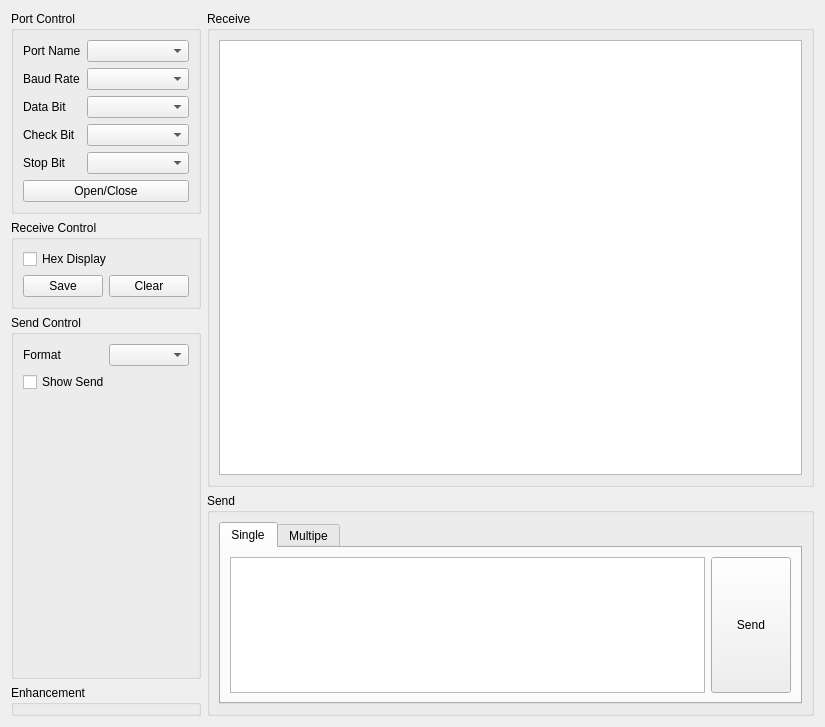
The window that form/serial/formserial.ui (MRsoymilk/MySerial) describes before a commit, drawn with Qt 5.
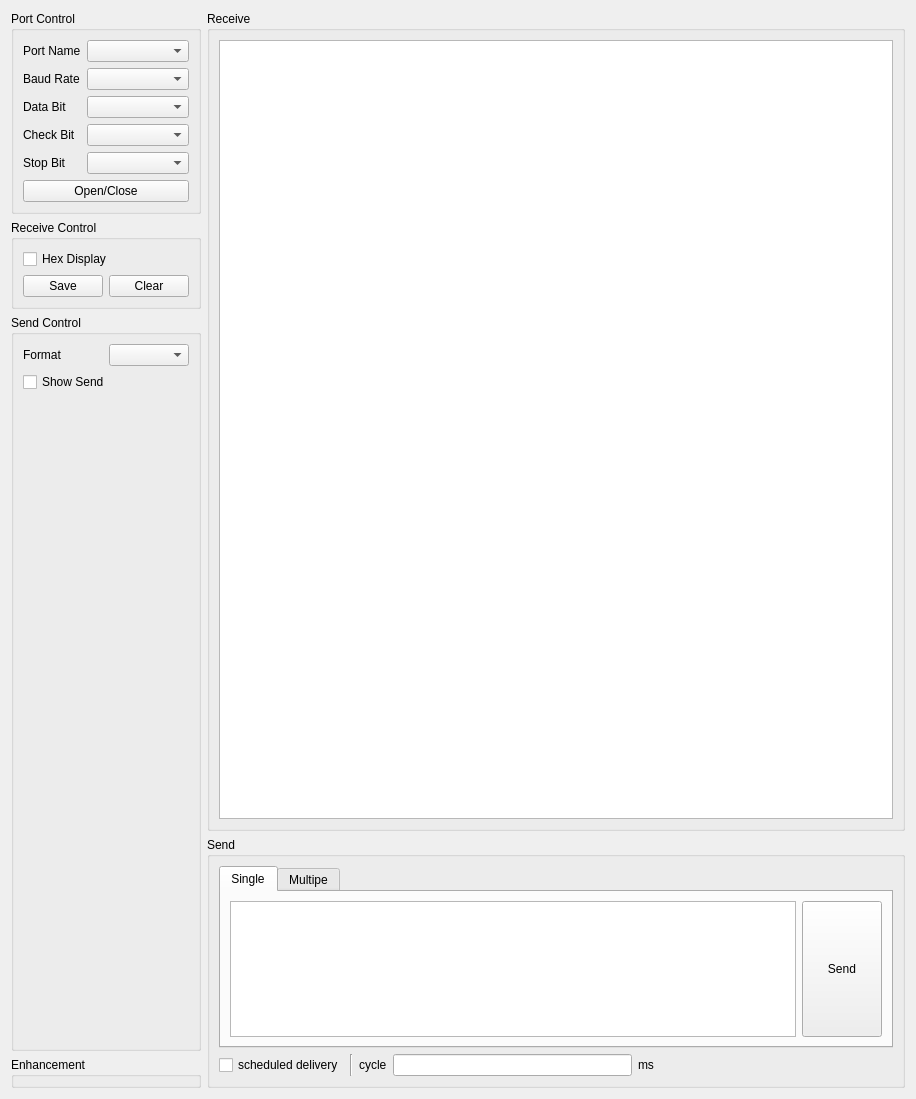
The same window after the commit.

Patch:
```diff
--- a/form/serial/formserial.ui
+++ b/form/serial/formserial.ui
@@ -6,8 +6,8 @@
    <rect>
     <x>0</x>
     <y>0</y>
-    <width>825</width>
-    <height>727</height>
+    <width>916</width>
+    <height>1099</height>
    </rect>
   </property>
   <property name="windowTitle">
@@ -191,6 +191,54 @@
           </widget>
          </widget>
         </item>
+        <item row="1" column="0">
+         <layout class="QHBoxLayout" name="horizontalLayoutSendOption">
+          <item>
+           <widget class="QCheckBox" name="checkBoxScheduledDelivery">
+            <property name="text">
+             <string>scheduled delivery</string>
+            </property>
+           </widget>
+          </item>
+          <item>
+           <widget class="Line" name="line">
+            <property name="orientation">
+             <enum>Qt::Orientation::Vertical</enum>
+            </property>
+           </widget>
+          </item>
+          <item>
+           <widget class="QLabel" name="labelCycle">
+            <property name="text">
+             <string>cycle</string>
+            </property>
+           </widget>
+          </item>
+          <item>
+           <widget class="QLineEdit" name="lineEditCycle"/>
+          </item>
+          <item>
+           <widget class="QLabel" name="labelMs">
+            <property name="text">
+             <string>ms</string>
+            </property>
+           </widget>
+          </item>
+          <item>
+           <spacer name="horizontalSpacer">
+            <property name="orientation">
+             <enum>Qt::Orientation::Horizontal</enum>
+            </property>
+            <property name="sizeHint" stdset="0">
+             <size>
+              <width>40</width>
+              <height>20</height>
+             </size>
+            </property>
+           </spacer>
+          </item>
+         </layout>
+        </item>
        </layout>
       </widget>
      </item>
```
